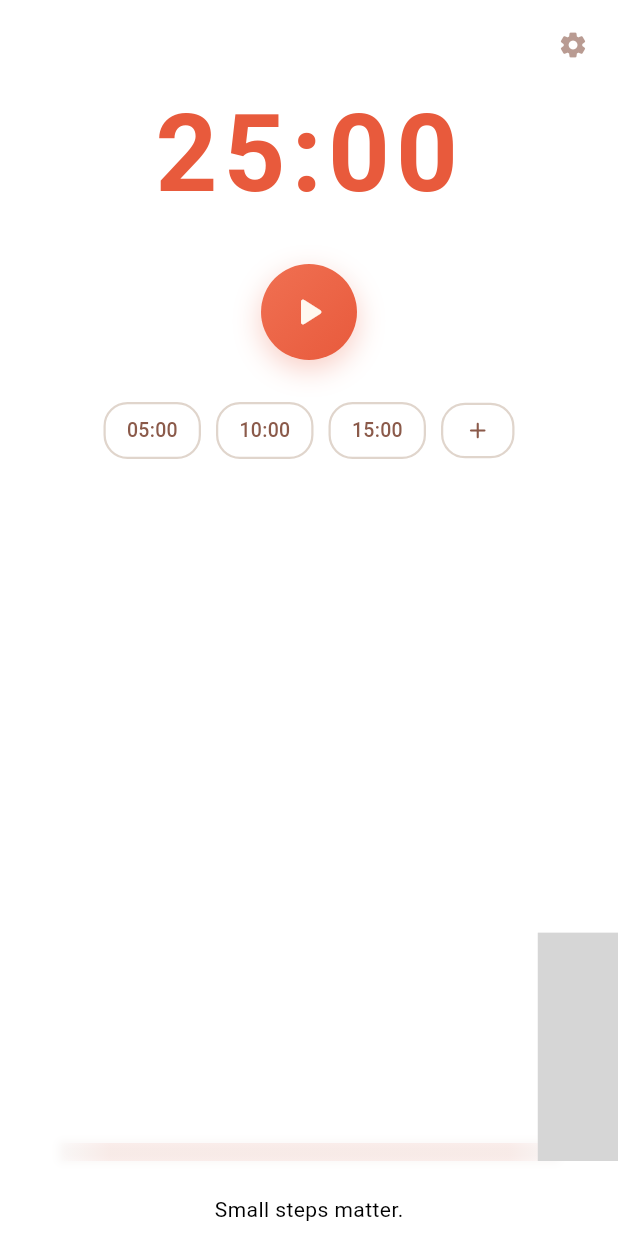
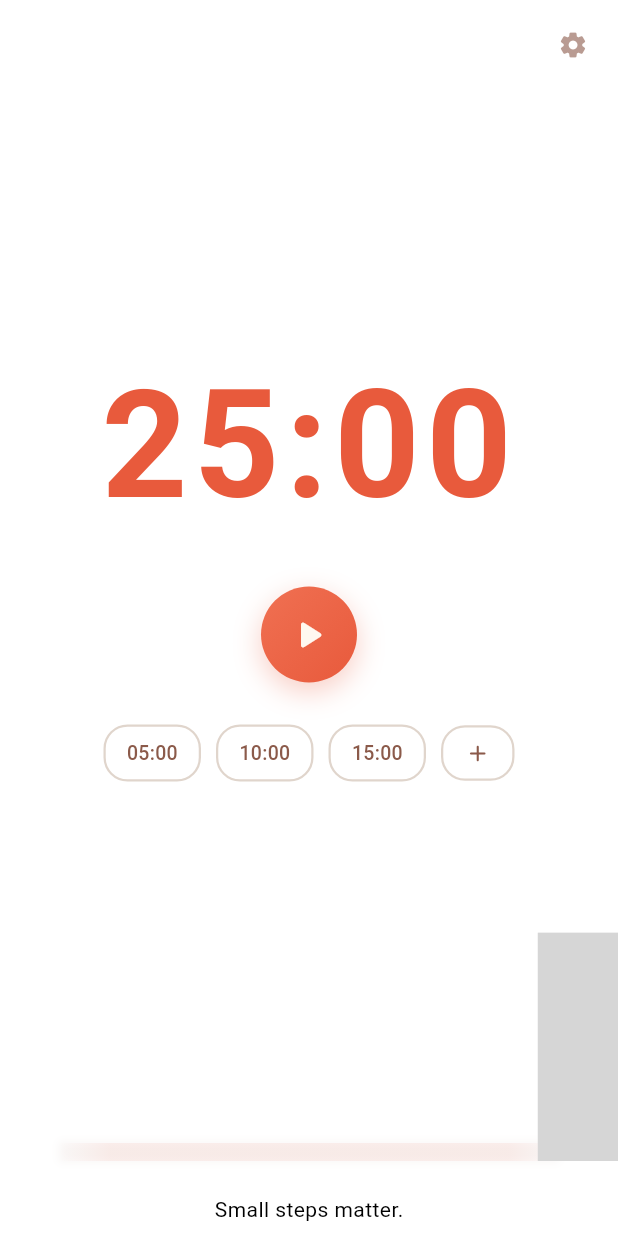
Before and after one commit to devmithunnath/timeboxai, a Flutter app: the HomeScreen screen opened directly, on a phone screen of 412 x 824 dp. Run offline on Flutter 3.47's test engine with Material 3 defaults, Android fonts, the phone set to English and light mode, and no system bars; our stand-ins replace audioplayers, easy_localization, flutter_local_notifications, flutter_svg, sentry_flutter, shared_preferences and 2 more; missing offline and left inert: hotkey_manager, posthog_flutter, tray_manager, window_manager; accounts and stored records are empty; statements that could not run were skipped; project files that could hold a hidden picture were left out; grey boxes are pictures that could not be loaded.

Commit message:
restyling window

```diff
--- a/lib/main.dart
+++ b/lib/main.dart
@@ -45,9 +45,9 @@ void main(List<String> args) async {
       ]);
 
       const windowOptions = WindowOptions(
-        size: Size(600, 580),
-        minimumSize: Size(600, 580),
-        maximumSize: Size(600, 580),
+        size: Size(750, 750),
+        minimumSize: Size(750, 750),
+        maximumSize: Size(750, 750),
         center: true,
         backgroundColor: Colors.transparent,
         skipTaskbar: false,
--- a/lib/ui/widgets/editable_timer_display.dart
+++ b/lib/ui/widgets/editable_timer_display.dart
@@ -66,7 +66,7 @@ class _EditableTimerDisplayState extends State<EditableTimerDisplay>
   @override
   Widget build(BuildContext context) {
     TextStyle timerStyle = TextStyle(
-      fontSize: 72,
+      fontSize: 100,
       fontWeight: FontWeight.w600,
       fontFamily: '.SF Pro Rounded',
       color: AppTheme.accent,
@@ -95,7 +95,7 @@ class _EditableTimerDisplayState extends State<EditableTimerDisplay>
     }
 
     return SizedBox(
-      width: 280,
+      width: 400,
       child: TextField(
         textAlign: TextAlign.center,
         style: timerStyle,
--- a/lib/ui/widgets/timer_content.dart
+++ b/lib/ui/widgets/timer_content.dart
@@ -43,7 +43,7 @@ class _TimerContentState extends State<TimerContent> {
         final rows = _chunkWidgets(presetWidgets, _maxPresetsPerRow);
 
         return Column(
-          mainAxisAlignment: MainAxisAlignment.start,
+          mainAxisAlignment: MainAxisAlignment.center,
           mainAxisSize: MainAxisSize.min,
           children: [
             EditableTimerDisplay(
```
